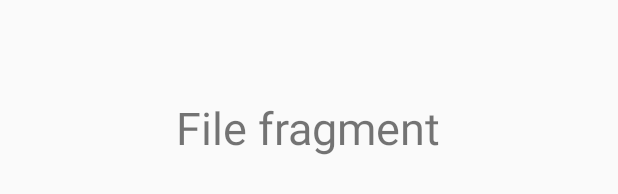
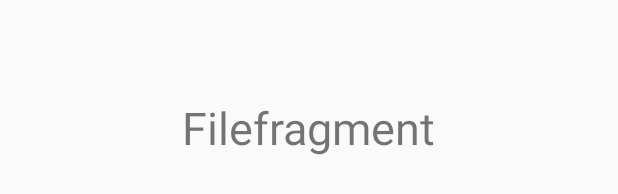
Before and after one commit to AZEX-medical/medical, an Android app: the layout fragment_file.xml on its own in the app's theme, with its tools: preview values and no code run, on a phone screen of 412 x 824 dp. Shown: the part 490-684 px from the top of the screen. Run offline under Robolectric (Android 15) with nearby library versions, the phone set to English and light mode, and no system bars.

Commit message:
toka adding file frag.

```diff
--- a/app/src/main/res/layout/fragment_file.xml
+++ b/app/src/main/res/layout/fragment_file.xml
@@ -9,7 +9,7 @@
     <TextView
         android:layout_width="wrap_content"
         android:layout_height="wrap_content"
-        android:text="File fragment"
+        android:text="Filefragment"
         android:textSize="30sp"
         android:layout_centerInParent="true"/>
 
```
